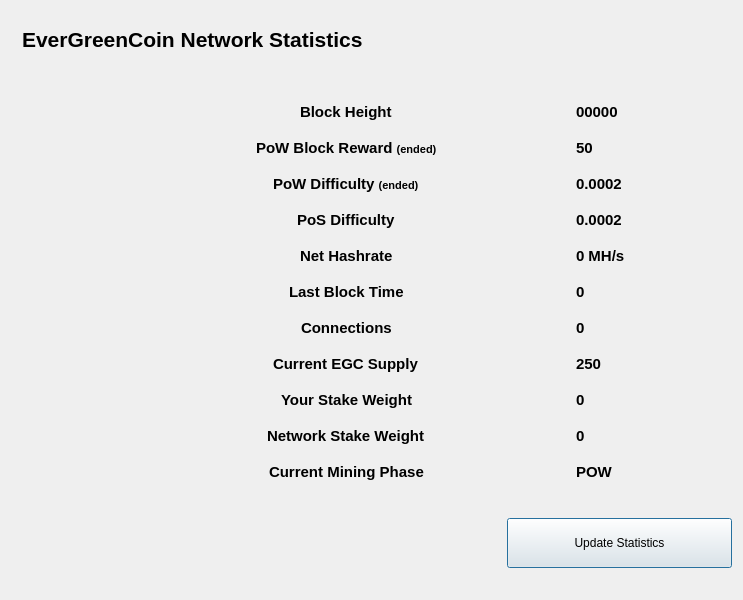
Qt form src/qt/forms/statisticspage.ui (EverGreenCoinDev/EverGreenCoin) before a commit.
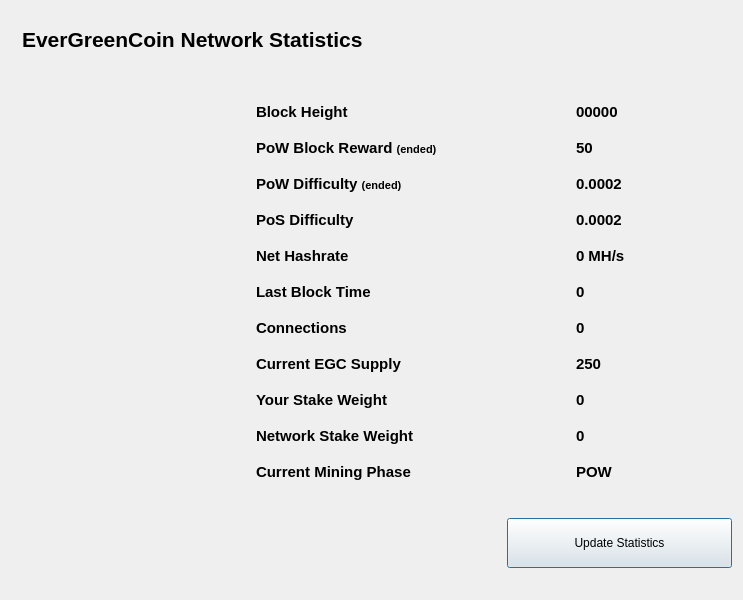
The same form after that commit.

```diff
--- a/src/qt/forms/statisticspage.ui
+++ b/src/qt/forms/statisticspage.ui
@@ -541,7 +541,7 @@
          <enum>QFormLayout::ExpandingFieldsGrow</enum>
         </property>
         <property name="labelAlignment">
-         <set>Qt::AlignCenter</set>
+         <set>Qt::AlignLeading|Qt::AlignLeft|Qt::AlignVCenter</set>
         </property>
         <property name="formAlignment">
          <set>Qt::AlignHCenter|Qt::AlignTop</set>
```
